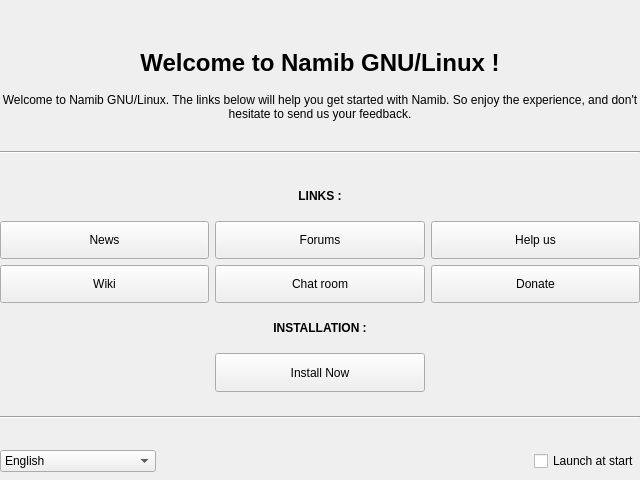
Old version of the form src/ui/namib-welcome.ui in the repository MeerkatBrowser/namib-welcome.
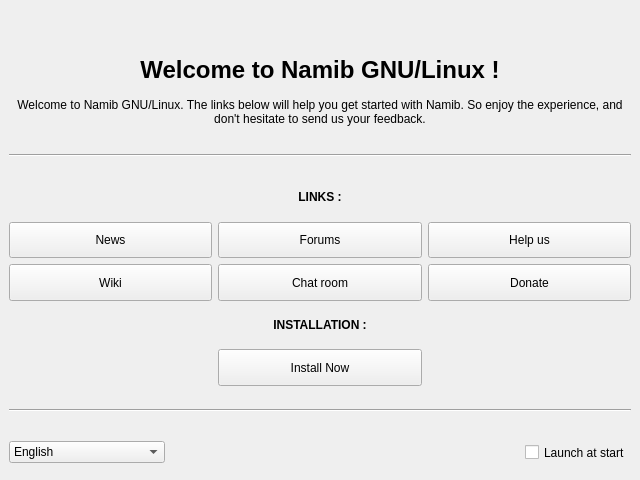
New version of the form. Icons and pictures are not drawn.

Commit message: Now responsive

```diff
--- a/src/ui/namib-welcome.ui
+++ b/src/ui/namib-welcome.ui
@@ -11,6 +11,12 @@
     <height>480</height>
    </rect>
   </property>
+  <property name="minimumSize">
+   <size>
+    <width>640</width>
+    <height>480</height>
+   </size>
+  </property>
   <property name="windowTitle">
    <string>Welcome Screen</string>
   </property>
@@ -28,25 +34,7 @@
    <property name="autoFillBackground">
     <bool>false</bool>
    </property>
-   <widget class="QWidget" name="SecondWidget" native="true">
-    <property name="geometry">
-     <rect>
-      <x>0</x>
-      <y>0</y>
-      <width>640</width>
-      <height>480</height>
-     </rect>
-    </property>
-    <property name="sizePolicy">
-     <sizepolicy hsizetype="Expanding" vsizetype="Expanding">
-      <horstretch>0</horstretch>
-      <verstretch>0</verstretch>
-     </sizepolicy>
-    </property>
-    <layout class="QGridLayout" name="gridLayout_2">
-     <property name="sizeConstraint">
-      <enum>QLayout::SetMaximumSize</enum>
-     </property>
+   <layout class="QGridLayout" name="gridLayout">
      <item row="0" column="0">
       <layout class="QGridLayout" name="mainGrid" rowstretch="0,0,0,0,0,0,0,0,0,0,0,0">
        <property name="sizeConstraint">
@@ -90,7 +78,7 @@
          <item>
           <spacer name="logoSpacerLeft">
            <property name="sizePolicy">
-            <sizepolicy hsizetype="Preferred" vsizetype="Minimum">
+           <sizepolicy hsizetype="Minimum" vsizetype="Minimum">
              <horstretch>0</horstretch>
              <verstretch>0</verstretch>
             </sizepolicy>
@@ -137,7 +125,7 @@
          <item>
           <spacer name="logoSpacerRight">
            <property name="sizePolicy">
-            <sizepolicy hsizetype="Preferred" vsizetype="Minimum">
+           <sizepolicy hsizetype="Minimum" vsizetype="Minimum">
              <horstretch>0</horstretch>
              <verstretch>0</verstretch>
             </sizepolicy>
@@ -529,7 +517,7 @@
          <item>
           <spacer name="spacerCenter">
            <property name="sizePolicy">
-            <sizepolicy hsizetype="Preferred" vsizetype="Minimum">
+           <sizepolicy hsizetype="Minimum" vsizetype="Minimum">
              <horstretch>0</horstretch>
              <verstretch>0</verstretch>
             </sizepolicy>
@@ -619,7 +607,6 @@
       </layout>
      </item>
     </layout>
-   </widget>
   </widget>
  </widget>
  <resources/>
```
Lines whose indentation alone changed are shown as unchanged. The commit also changes 1 other file.
